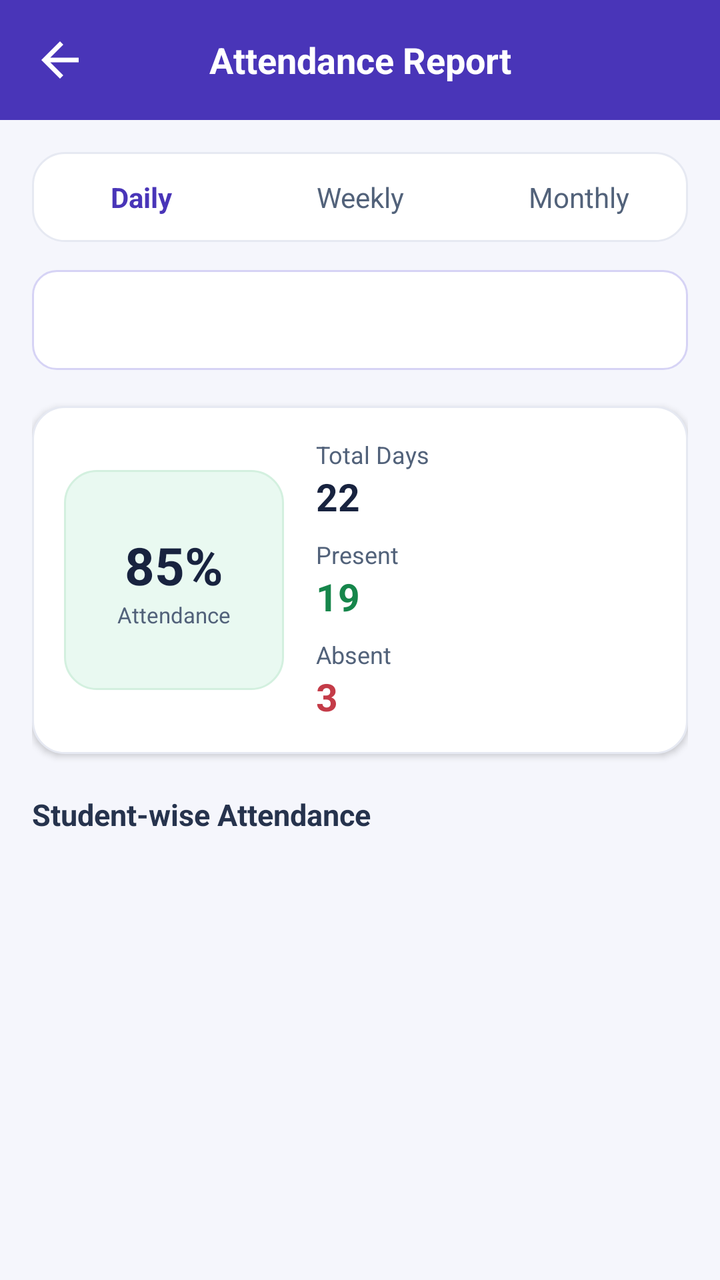
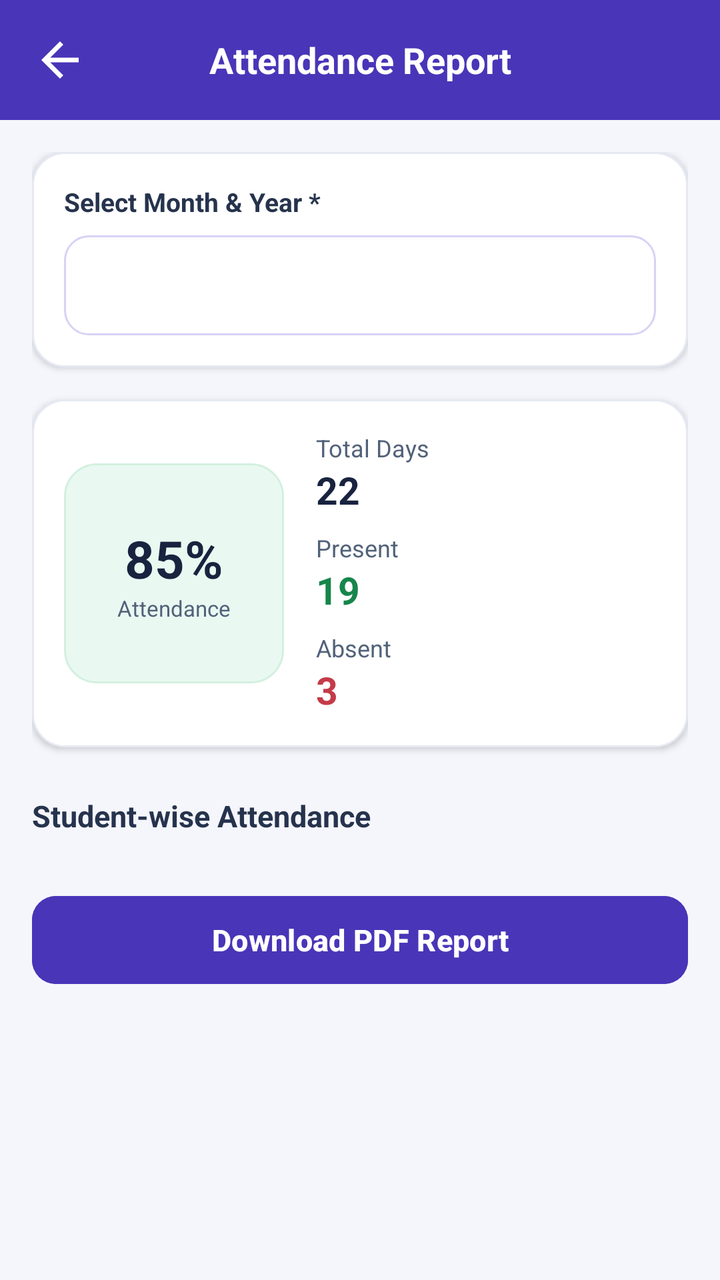

An Android layout rendered at two revisions. The XML below is the earlier revision; the diff shows what the commit changed to produce the second picture.
<!-- AndroidManifest.xml: application theme Theme.TrackPoint -->
<!-- res/layout/activity_attendance_report.xml -->
<?xml version="1.0" encoding="utf-8"?>
<androidx.constraintlayout.widget.ConstraintLayout
    xmlns:android="http://schemas.android.com/apk/res/android"
    xmlns:app="http://schemas.android.com/apk/res-auto"
    android:layout_width="match_parent"
    android:layout_height="match_parent"
    android:background="#4935B8"
    android:fitsSystemWindows="true">

    
    <LinearLayout
        android:id="@+id/header"
        android:layout_width="match_parent"
        android:layout_height="60dp"
        android:orientation="horizontal"
        android:gravity="center_vertical"
        android:paddingStart="16dp"
        android:paddingEnd="16dp"
        android:background="#4935B8"
        app:layout_constraintTop_toTopOf="parent">

        <ImageView
            android:id="@+id/btnBack"
            android:layout_width="28dp"
            android:layout_height="28dp"
            android:src="@drawable/back_symbol"
            app:tint="#FFFFFF"
            android:contentDescription="Back"/>

        <TextView
            android:layout_width="0dp"
            android:layout_height="wrap_content"
            android:layout_weight="1"
            android:text="Attendance Report"
            android:textColor="#FFFFFF"
            android:textSize="18sp"
            android:textStyle="bold"
            android:gravity="center"/>

        <View
            android:layout_width="28dp"
            android:layout_height="28dp"/>

    </LinearLayout>

    
    <ScrollView
        android:layout_width="match_parent"
        android:layout_height="0dp"
        android:fillViewport="true"
        android:padding="16dp"
        android:background="#F5F6FC"
        app:layout_constraintTop_toBottomOf="@id/header"
        app:layout_constraintBottom_toBottomOf="parent">

        <LinearLayout
            android:layout_width="match_parent"
            android:layout_height="wrap_content"
            android:orientation="vertical">

            
            <LinearLayout
                android:layout_width="match_parent"
                android:layout_height="45dp"
                android:orientation="horizontal"
                android:gravity="center"
                android:background="@drawable/action_card"
                android:layout_marginBottom="14dp">

                <TextView
                    android:id="@+id/tvDaily"
                    android:layout_width="0dp"
                    android:layout_height="match_parent"
                    android:layout_weight="1"
                    android:gravity="center"
                    android:text="Daily"
                    android:textColor="#4935B8"
                    android:textStyle="bold"/>

                <TextView
                    android:id="@+id/tvWeekly"
                    android:layout_width="0dp"
                    android:layout_height="match_parent"
                    android:layout_weight="1"
                    android:gravity="center"
                    android:text="Weekly"
                    android:textColor="#52627A"/>

                <TextView
                    android:id="@+id/tvMonthly"
                    android:layout_width="0dp"
                    android:layout_height="match_parent"
                    android:layout_weight="1"
                    android:gravity="center"
                    android:text="Monthly"
                    android:textColor="#52627A"/>

            </LinearLayout>

            
            <Spinner
                android:id="@+id/spMonth"
                android:layout_width="match_parent"
                android:layout_height="50dp"
                android:background="@drawable/input_box"
                android:paddingStart="16dp"
                android:paddingEnd="16dp"
                android:layout_marginBottom="18dp"/>

            
            <LinearLayout
                android:layout_width="match_parent"
                android:layout_height="wrap_content"
                android:orientation="horizontal"
                android:gravity="center_vertical"
                android:padding="16dp"
                android:background="@drawable/action_card"
                android:elevation="2dp">

                <LinearLayout
                    android:layout_width="110dp"
                    android:layout_height="110dp"
                    android:gravity="center"
                    android:orientation="vertical"
                    android:background="@drawable/card_green">

                    <TextView
                        android:id="@+id/tvPercentage"
                        android:layout_width="wrap_content"
                        android:layout_height="wrap_content"
                        android:text="85%"
                        android:textColor="#18233F"
                        android:textSize="26sp"
                        android:textStyle="bold"/>

                    <TextView
                        android:layout_width="wrap_content"
                        android:layout_height="wrap_content"
                        android:text="Attendance"
                        android:textColor="#52627A"
                        android:textSize="11sp"/>

                </LinearLayout>

                <LinearLayout
                    android:layout_width="0dp"
                    android:layout_height="wrap_content"
                    android:layout_weight="1"
                    android:orientation="vertical"
                    android:paddingStart="16dp"
                    android:paddingEnd="8dp">

                    <TextView
                        android:layout_width="wrap_content"
                        android:layout_height="wrap_content"
                        android:text="Total Days"
                        android:textColor="#52627A"
                        android:textSize="12sp"/>

                    <TextView
                        android:id="@+id/tvTotalDays"
                        android:layout_width="wrap_content"
                        android:layout_height="wrap_content"
                        android:text="22"
                        android:textColor="#18233F"
                        android:textSize="19sp"
                        android:textStyle="bold"/>

                    <TextView
                        android:layout_width="wrap_content"
                        android:layout_height="wrap_content"
                        android:layout_marginTop="8dp"
                        android:text="Present"
                        android:textColor="#52627A"
                        android:textSize="12sp"/>

                    <TextView
                        android:id="@+id/tvPresentDays"
                        android:layout_width="wrap_content"
                        android:layout_height="wrap_content"
                        android:text="19"
                        android:textColor="#16864B"
                        android:textSize="19sp"
                        android:textStyle="bold"/>

                    <TextView
                        android:layout_width="wrap_content"
                        android:layout_height="wrap_content"
                        android:layout_marginTop="8dp"
                        android:text="Absent"
                        android:textColor="#52627A"
                        android:textSize="12sp"/>

                    <TextView
                        android:id="@+id/tvAbsentDays"
                        android:layout_width="wrap_content"
                        android:layout_height="wrap_content"
                        android:text="3"
                        android:textColor="#C43B48"
                        android:textSize="19sp"
                        android:textStyle="bold"/>

                </LinearLayout>

            </LinearLayout>

            
            <TextView
                android:layout_width="match_parent"
                android:layout_height="wrap_content"
                android:layout_marginTop="20dp"
                android:layout_marginBottom="10dp"
                android:text="Student-wise Attendance"
                android:textColor="#26334D"
                android:textSize="15sp"
                android:textStyle="bold"/>

            
            <LinearLayout
                android:id="@+id/studentAttendanceList"
                android:layout_width="match_parent"
                android:layout_height="wrap_content"
                android:orientation="vertical"/>

        </LinearLayout>

    </ScrollView>

</androidx.constraintlayout.widget.ConstraintLayout>
<!-- resources referenced by this layout -->
<resources>
  <!-- drawable action_card (drawable) -->
  <shape xmlns:android="http://schemas.android.com/apk/res/android">
      <solid android:color="#FFFFFF"/>
      <stroke android:width="1dp" android:color="#E6E9F2"/>
      <corners android:radius="16dp"/>
  </shape>
  <!-- drawable back_symbol (drawable) -->
  <vector xmlns:android="http://schemas.android.com/apk/res/android" android:autoMirrored="true" android:height="24dp" android:tint="#000000" android:viewportHeight="24" android:viewportWidth="24" android:width="24dp">
        
      <path android:fillColor="@android:color/white" android:pathData="M20,11H7.83l5.59,-5.59L12,4l-8,8 8,8 1.41,-1.41L7.83,13H20v-2z"/>
      
  </vector>
  <!-- drawable card_green (drawable) -->
  <shape xmlns:android="http://schemas.android.com/apk/res/android">
      <solid android:color="#E9F9F1"/>
      <stroke android:width="1dp" android:color="#D3F0DF"/>
      <corners android:radius="16dp"/>
  </shape>
  <!-- drawable input_box (drawable) -->
  <?xml version="1.0" encoding="utf-8"?>
  <shape xmlns:android="http://schemas.android.com/apk/res/android"
      android:shape="rectangle">
  
      <solid android:color="#FFFFFF" />
  
      <stroke
          android:width="1dp"
          android:color="#D6D3F5" />
  
      <corners android:radius="12dp" />
  
      <padding
          android:left="12dp"
          android:right="12dp"
          android:top="4dp"
          android:bottom="4dp" />
  
  </shape>
  <style name="Theme.TrackPoint" parent="Base.Theme.TrackPoint" />
  <style name="Base.Theme.TrackPoint" parent="Theme.Material3.DayNight.NoActionBar">
          
          
      </style>
</resources>

<!-- the commit's change to res/layout/activity_attendance_report.xml (unified diff, before → after) -->
@@ -61,51 +61,31 @@
             
             <LinearLayout
                 android:layout_width="match_parent"
-                android:layout_height="45dp"
-                android:orientation="horizontal"
-                android:gravity="center"
+                android:layout_height="wrap_content"
+                android:orientation="vertical"
+                android:padding="16dp"
                 android:background="@drawable/action_card"
-                android:layout_marginBottom="14dp">
+                android:elevation="2dp"
+                android:layout_marginBottom="16dp">
 
                 <TextView
-                    android:id="@+id/tvDaily"
-                    android:layout_width="0dp"
-                    android:layout_height="match_parent"
-                    android:layout_weight="1"
-                    android:gravity="center"
-                    android:text="Daily"
-                    android:textColor="#4935B8"
-                    android:textStyle="bold"/>
-
-                <TextView
-                    android:id="@+id/tvWeekly"
-                    android:layout_width="0dp"
-                    android:layout_height="match_parent"
-                    android:layout_weight="1"
-                    android:gravity="center"
-                    android:text="Weekly"
-                    android:textColor="#52627A"/>
-
-                <TextView
-                    android:id="@+id/tvMonthly"
-                    android:layout_width="0dp"
-                    android:layout_height="match_parent"
-                    android:layout_weight="1"
-                    android:gravity="center"
-                    android:text="Monthly"
-                    android:textColor="#52627A"/>
+                    android:layout_width="wrap_content"
+                    android:layout_height="wrap_content"
+                    android:text="Select Month &amp; Year *"
+                    android:textColor="#26334D"
+                    android:textSize="13sp"
+                    android:textStyle="bold"
+                    android:layout_marginBottom="8dp"/>
+
+                <Spinner
+                    android:id="@+id/spMonth"
+                    android:layout_width="match_parent"
+                    android:layout_height="50dp"
+                    android:background="@drawable/input_box"
+                    android:paddingStart="12dp"
+                    android:paddingEnd="12dp"/>
 
             </LinearLayout>
-
-            
-            <Spinner
-                android:id="@+id/spMonth"
-                android:layout_width="match_parent"
-                android:layout_height="50dp"
-                android:background="@drawable/input_box"
-                android:paddingStart="16dp"
-                android:paddingEnd="16dp"
-                android:layout_marginBottom="18dp"/>
 
             
             <LinearLayout
@@ -115,7 +95,8 @@
                 android:gravity="center_vertical"
                 android:padding="16dp"
                 android:background="@drawable/action_card"
-                android:elevation="2dp">
+                android:elevation="2dp"
+                android:layout_marginBottom="16dp">
 
                 <LinearLayout
                     android:layout_width="110dp"
@@ -208,7 +189,7 @@
             <TextView
                 android:layout_width="match_parent"
                 android:layout_height="wrap_content"
-                android:layout_marginTop="20dp"
+                android:layout_marginTop="8dp"
                 android:layout_marginBottom="10dp"
                 android:text="Student-wise Attendance"
                 android:textColor="#26334D"
@@ -220,7 +201,22 @@
                 android:id="@+id/studentAttendanceList"
                 android:layout_width="match_parent"
                 android:layout_height="wrap_content"
-                android:orientation="vertical"/>
+                android:orientation="vertical"
+                android:layout_marginBottom="16dp"/>
+
+            
+            <Button
+                android:id="@+id/btnDownloadPdf"
+                android:layout_width="match_parent"
+                android:layout_height="52dp"
+                android:layout_marginBottom="20dp"
+                android:text="Download PDF Report"
+                android:textColor="#FFFFFF"
+                android:textSize="15sp"
+                android:textStyle="bold"
+                android:textAllCaps="false"
+                android:backgroundTint="#4935B8"
+                app:cornerRadius="12dp"/>
 
         </LinearLayout>
 
